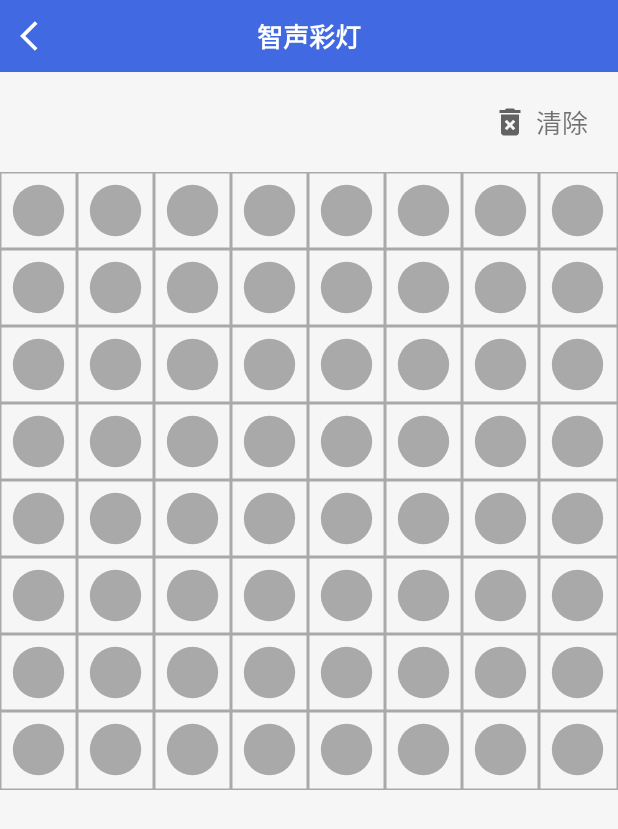
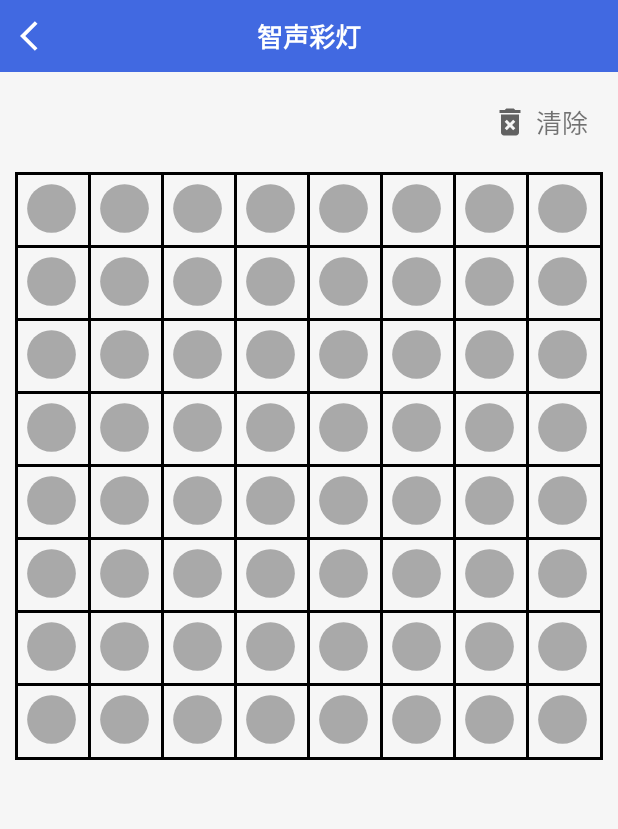
Before and after one commit to hutaodediannao/EspIotSmartConfig, an Android app: the screen it shows after launch (DeviceActivity), after a tap on "智声彩灯", on a phone screen of 412 x 824 dp. Shown: the top 829 px of the screen. Run offline under Robolectric (Android 15) with nearby library versions, the phone set to English and light mode, and no system bars; our stand-ins replace EventBus; 2 statements that could not run were skipped.

```diff
--- a/app/src/main/java/com/app/espiotsmartconfig/widget/LedMatrixView.java
+++ b/app/src/main/java/com/app/espiotsmartconfig/widget/LedMatrixView.java
@@ -33,6 +33,7 @@ public class LedMatrixView extends ImageView {
     private Paint mCheckOffPaint;
     private List<Boolean> mStateList;
     private List<Integer> mCacheList;
+    float strokeWidth;
 
     public LedMatrixView(Context context) {
         this(context, null);
@@ -45,9 +46,10 @@ public class LedMatrixView extends ImageView {
     public LedMatrixView(Context context, @Nullable AttributeSet attrs, int defStyleAttr) {
         super(context, attrs, defStyleAttr);
         mLinePaint = new Paint(Paint.ANTI_ALIAS_FLAG);
-        mLinePaint.setColor(getResources().getColor(R.color.darkGray));
+        mLinePaint.setColor(getResources().getColor(R.color.black));
         mLinePaint.setStyle(Paint.Style.STROKE);
         mLinePaint.setStrokeWidth(DensityUtil.dip2px(context, 2));
+        strokeWidth = mLinePaint.getStrokeWidth();
 
         mCheckOnPaint = new Paint(Paint.ANTI_ALIAS_FLAG);
         mCheckOnPaint.setColor(getResources().getColor(R.color.blue));
@@ -111,14 +113,14 @@ public class LedMatrixView extends ImageView {
      * @param canvas
      */
     private void drawMatrix(Canvas canvas) {
-        canvas.drawRect(0, 0, mWidth, mWidth, mLinePaint);
+        canvas.drawRect(strokeWidth/2, strokeWidth/2, mWidth-strokeWidth/2, mWidth-strokeWidth/2, mLinePaint);
         //纵向绘制线框
         for (int i = 1; i < 8; i++) {
-            canvas.drawLine(singleWidth * i, 0, singleWidth * i, mWidth, mLinePaint);
+            canvas.drawLine(singleWidth * i+strokeWidth/2, strokeWidth/2, singleWidth * i+strokeWidth/2, mWidth-strokeWidth/2, mLinePaint);
         }
         //横向绘制线框
         for (int i = 1; i < 8; i++) {
-            canvas.drawLine(0, singleWidth * i, mWidth, singleWidth * i, mLinePaint);
+            canvas.drawLine(strokeWidth/2, singleWidth * i+strokeWidth/2, mWidth-strokeWidth/2, singleWidth * i+strokeWidth/2, mLinePaint);
         }
     }
 
--- a/app/src/main/res/layout/fragment_led.xml
+++ b/app/src/main/res/layout/fragment_led.xml
@@ -32,6 +32,8 @@
         android:id="@+id/ledMatrixView"
         android:layout_below="@+id/ivClear"
         android:layout_marginTop="20dp"
+        android:layout_marginLeft="10dp"
+        android:layout_marginRight="10dp"
         android:layout_width="match_parent"
         android:layout_height="match_parent"/>
 
```
